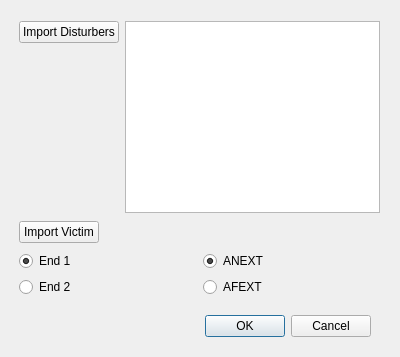
The window that UIs/alienImportDialog.ui (Belden-Montreal/SNP-Cable-Analyser) describes before a commit, drawn with Qt 5.
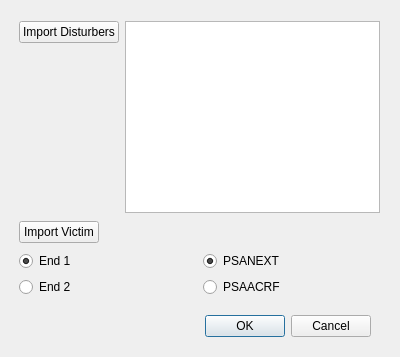
The same window after the commit.

Commit message: Update to tab widgets

Patch:
```diff
--- a/UIs/alienImportDialog.ui
+++ b/UIs/alienImportDialog.ui
@@ -91,7 +91,7 @@
       <item row="0" column="1">
        <widget class="QRadioButton" name="anextButton">
         <property name="text">
-         <string>ANEXT</string>
+         <string>PSANEXT</string>
         </property>
         <property name="checked">
          <bool>true</bool>
@@ -104,7 +104,7 @@
       <item row="1" column="1">
        <widget class="QRadioButton" name="afextButton">
         <property name="text">
-         <string>AFEXT</string>
+         <string>PSAACRF</string>
         </property>
         <property name="autoExclusive">
          <bool>true</bool>
```
The commit also changes 4 other files.
